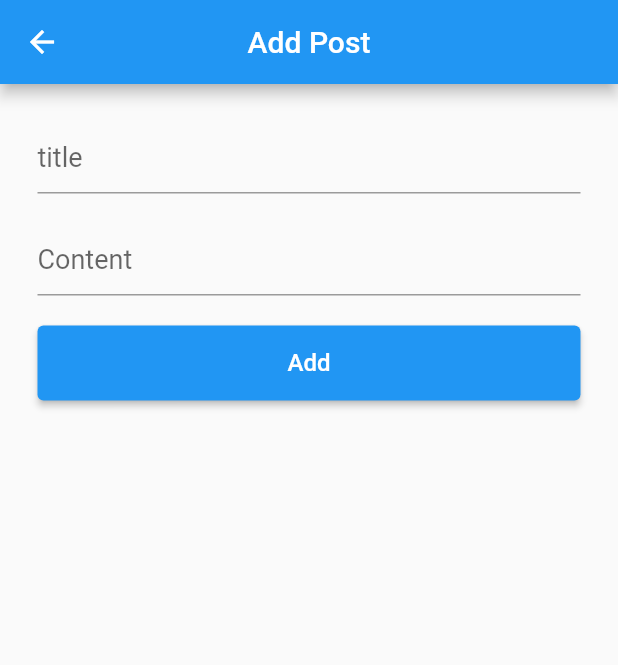
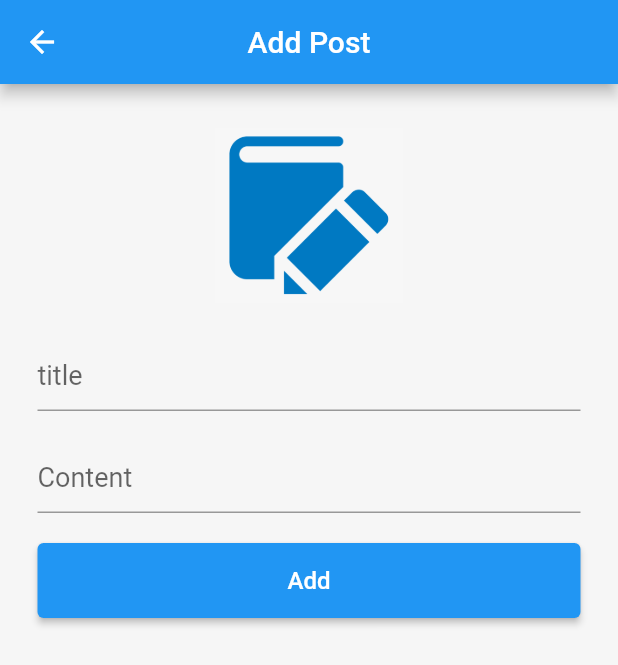
Before and after one commit to Nasibali144/firebase_note_one, a Flutter app: the DetailPage screen opened by its route, after a tap on "Add", on a phone screen of 412 x 824 dp. Shown: the top 665 px of the screen. Run offline on Flutter 3.47's test engine with Material 2 defaults, Android fonts, the phone set to English and light mode, and no system bars; our stand-ins replace firebase_auth, firebase_core, firebase_database, firebase_storage, image_picker, shared_preferences; accounts and stored records are empty.

Commit message:
4 - commit

```diff
--- a/lib/pages/detail_page.dart
+++ b/lib/pages/detail_page.dart
@@ -1,10 +1,13 @@
+import 'dart:io';
 import 'dart:math';
 
 import 'package:firebase_note_one/models/post_model.dart';
 import 'package:firebase_note_one/services/db_service.dart';
 import 'package:firebase_note_one/services/rtdb_service.dart';
+import 'package:firebase_note_one/services/stor_service.dart';
 import 'package:firebase_note_one/services/util_service.dart';
 import 'package:flutter/material.dart';
+import 'package:image_picker/image_picker.dart';
 
 class DetailPage extends StatefulWidget {
   static const id = "/detail_page";
@@ -19,9 +22,26 @@ class _DetailPageState extends State<DetailPage> {
   TextEditingController contentController = TextEditingController();
   bool isLoading = false;
 
+  // for image
+  final ImagePicker _picker = ImagePicker();
+  File? file;
+
+  void _getImage() async {
+    var image = await _picker.pickImage(source: ImageSource.gallery);
+
+    if(image != null) {
+      setState(() {
+        file = File(image.path);
+      });
+    } else {
+      if(mounted) Utils.fireSnackBar("Please select image for post", context);
+    }
+  }
+
   void _addPost() async{
     String title = titleController.text.trim();
     String content = contentController.text.trim();
+    String? imageUrl;
 
     if(title.isEmpty || content.isEmpty) {
       Utils.fireSnackBar("Please fill all fields", context);
@@ -31,7 +51,13 @@ class _DetailPageState extends State<DetailPage> {
     setState(() {});
 
     String userId = await DBService.loadUserId() ?? "null";
-    Post post = Post(id: Random().nextInt(10000), userId: userId, title: title, content: content);
+
+    if(file != null) {
+      imageUrl = await StorageService.uploadImage(file!);
+    }
+
+    Post post = Post(id: Random().nextInt(10000),
+        userId: userId, title: title, content: content, image: imageUrl);
     await RTDBService.storePost(post).then((value) {
       Navigator.of(context).pop();
     });
@@ -44,6 +70,7 @@ class _DetailPageState extends State<DetailPage> {
   @override
   Widget build(BuildContext context) {
     return Scaffold(
+      backgroundColor: const Color.fromRGBO(246, 246, 246, 1),
       appBar: AppBar(
         title: const Text("Add Post"),
         centerTitle: true,
@@ -56,8 +83,21 @@ class _DetailPageState extends State<DetailPage> {
               padding: const EdgeInsets.all(25),
               child: Column(
                 mainAxisAlignment: MainAxisAlignment.start,
-                crossAxisAlignment: CrossAxisAlignment.end,
+                crossAxisAlignment: CrossAxisAlignment.center,
                 children: [
+                  // #image
+                  GestureDetector(
+                    onTap: _getImage,
+                    child: SizedBox(
+                      height: 125,
+                      width: 125,
+                      child: file == null ? const Image(
+                        image: AssetImage("assets/images/logo.png"),
+                      ) : Image.file(file!),
+                    ),
+                  ),
+                  const SizedBox(height: 20,),
+
                   // #title
                   TextField(
                     controller: titleController,
--- /dev/null
+++ b/lib/services/stor_service.dart
@@ -0,0 +1,17 @@
+import 'dart:io';
+import 'package:firebase_storage/firebase_storage.dart';
+
+class StorageService {
+  static final _storage = FirebaseStorage.instance.ref();
+  static const folder = "post_images";
+
+  static Future<String> uploadImage(File image) async {
+    String imageName = "image_${DateTime.now()}";
+    Reference reference = _storage.child(folder).child(imageName);
+
+    UploadTask uploadTask = reference.putFile(image);
+
+    String downloadUrl = await uploadTask.snapshot.ref.getDownloadURL();
+    return downloadUrl;
+  }
+}
```
Also changed, not shown: pubspec.yaml (+7 -2 lines), assets/images/logo.png (added), pubspec.lock, 5 other files.
